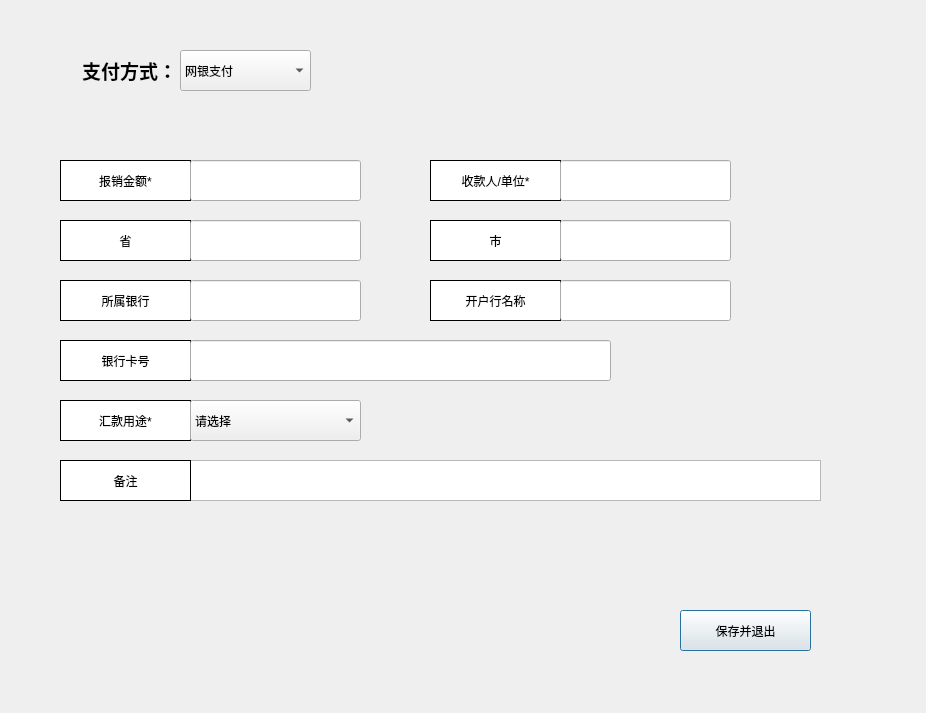
The window that windows/addpaydialog.ui (betamake/intelligence) describes before a commit, drawn with Qt 5.
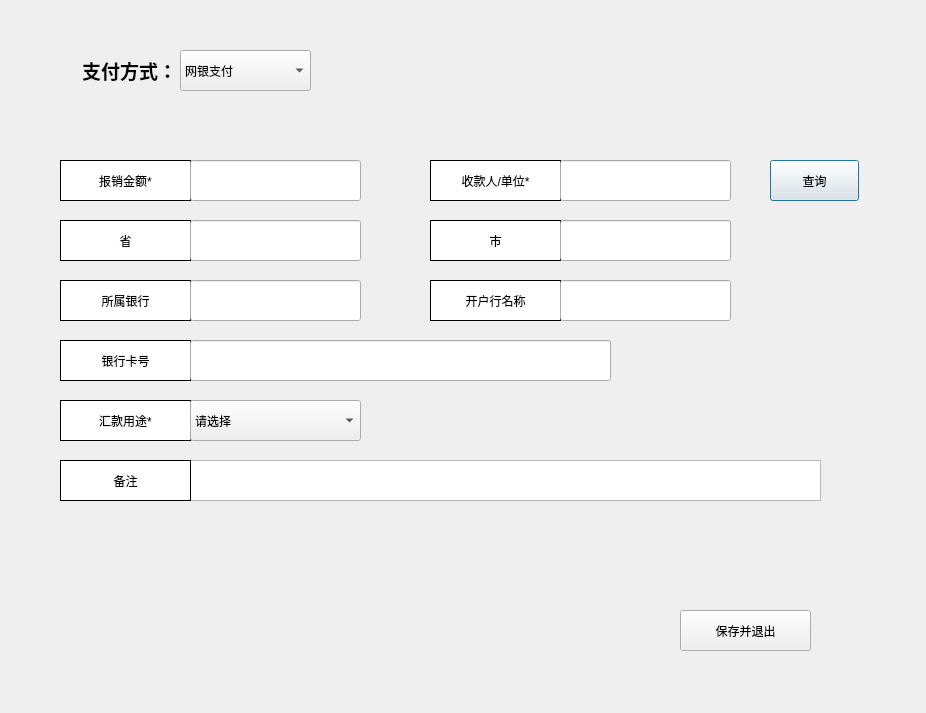
The same window after the commit.

What changed in the file:
```diff
--- a/windows/addpaydialog.ui
+++ b/windows/addpaydialog.ui
@@ -526,6 +526,19 @@
       </item>
      </widget>
     </widget>
+    <widget class="QPushButton" name="searchPeopleButtop">
+     <property name="geometry">
+      <rect>
+       <x>750</x>
+       <y>60</y>
+       <width>89</width>
+       <height>41</height>
+      </rect>
+     </property>
+     <property name="text">
+      <string>查询</string>
+     </property>
+    </widget>
    </widget>
    <widget class="QWidget" name="page_2">
     <widget class="QWidget" name="widget_11" native="true">
```
